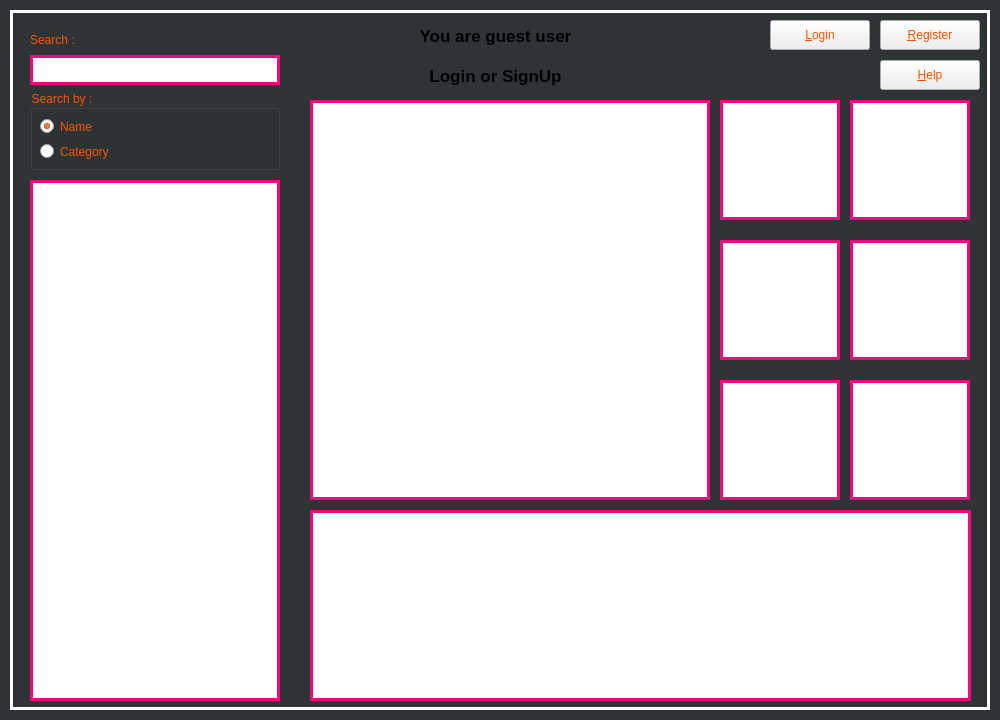
The window that DB_Shop/widget.ui (Pooryamn/QT_Shop) describes before a commit, drawn with Qt 5.
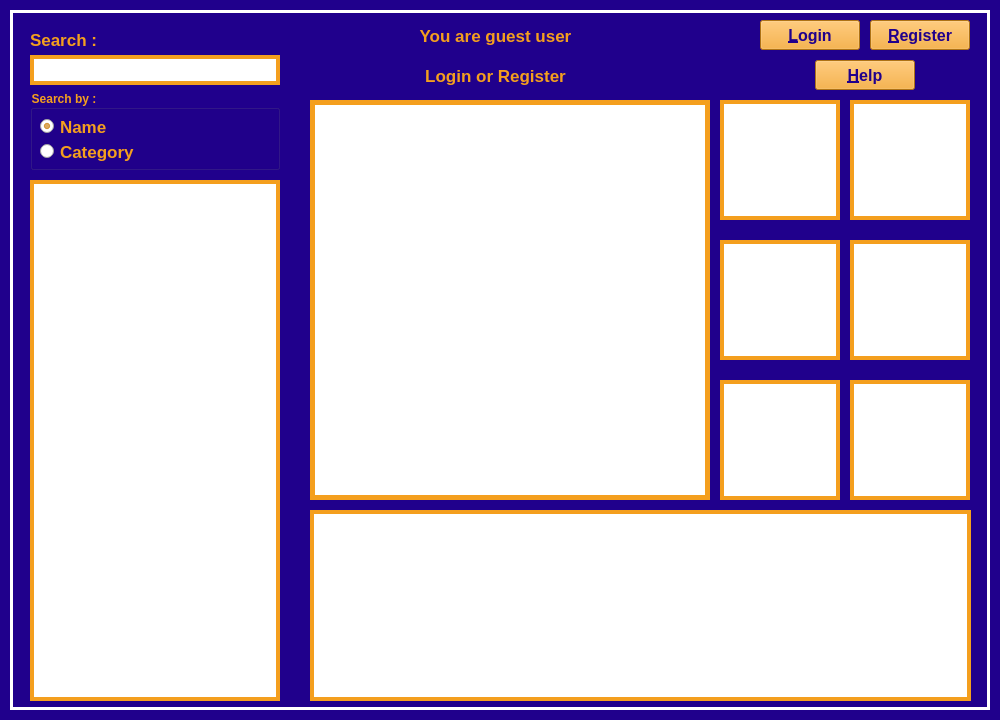
The same window after the commit. Icons and pictures are not drawn.

Commit message: Blue Yellow theme

Diff of the .ui file:
```diff
--- a/DB_Shop/widget.ui
+++ b/DB_Shop/widget.ui
@@ -38,12 +38,19 @@
     <rect>
      <x>30</x>
      <y>30</y>
-     <width>60</width>
+     <width>71</width>
      <height>20</height>
     </rect>
    </property>
+   <property name="font">
+    <font>
+     <pointsize>13</pointsize>
+     <weight>75</weight>
+     <bold>true</bold>
+    </font>
+   </property>
    <property name="styleSheet">
-    <string notr="true">color: rgb(255, 82, 0)</string>
+    <string notr="true">color:rgb(244,159,30);</string>
    </property>
    <property name="text">
     <string>Search :</string>
@@ -59,8 +66,8 @@
     </rect>
    </property>
    <property name="styleSheet">
-    <string notr="true">border: 3px solid rgb(246, 7, 126);
-</string>
+    <string notr="true">border: 4px solid rgb(244,159,30);
+color: rgb(47, 0, 255);</string>
    </property>
   </widget>
   <widget class="QGroupBox" name="GP_SearchMethod">
@@ -72,8 +79,14 @@
      <height>80</height>
     </rect>
    </property>
+   <property name="font">
+    <font>
+     <weight>75</weight>
+     <bold>true</bold>
+    </font>
+   </property>
    <property name="styleSheet">
-    <string notr="true">color: rgb(255, 82, 0);
+    <string notr="true">color: rgb(244,159,30);
 </string>
    </property>
    <property name="title">
@@ -88,6 +101,13 @@
       <height>23</height>
      </rect>
     </property>
+    <property name="font">
+     <font>
+      <pointsize>13</pointsize>
+      <weight>75</weight>
+      <bold>true</bold>
+     </font>
+    </property>
     <property name="text">
      <string>Name</string>
     </property>
@@ -104,6 +124,13 @@
       <height>23</height>
      </rect>
     </property>
+    <property name="font">
+     <font>
+      <pointsize>13</pointsize>
+      <weight>75</weight>
+      <bold>true</bold>
+     </font>
+    </property>
     <property name="text">
      <string>Category</string>
     </property>
@@ -119,7 +146,7 @@
     </rect>
    </property>
    <property name="styleSheet">
-    <string notr="true">border: 3px solid rgb(246, 7, 126);
+    <string notr="true">border: 4px solid rgb(244,159,30);
 </string>
    </property>
   </widget>
@@ -134,7 +161,7 @@
    </property>
    <property name="styleSheet">
     <string notr="true">background-color: rgb(255, 255, 255);
-border: 3px solid rgb(246, 7, 126);
+border: 5px solid rgb(244,159,30);
 
 </string>
    </property>
@@ -156,7 +183,8 @@
    </property>
    <property name="styleSheet">
     <string notr="true">background-color: rgb(255, 255, 255);
-border: 3px solid rgb(246, 7, 126);
+border: 4px solid rgb(244,159,30);
+
 
 </string>
    </property>
@@ -178,7 +206,8 @@
    </property>
    <property name="styleSheet">
     <string notr="true">background-color: rgb(255, 255, 255);
-border: 3px solid rgb(246, 7, 126);
+border: 4px solid rgb(244,159,30);
+
 </string>
    </property>
    <property name="text">
@@ -199,7 +228,7 @@
    </property>
    <property name="styleSheet">
     <string notr="true">background-color: rgb(255, 255, 255);
-border: 3px solid rgb(246, 7, 126);
+border: 4px solid rgb(244,159,30);
 </string>
    </property>
    <property name="text">
@@ -212,14 +241,23 @@
   <widget class="QPushButton" name="btn_register">
    <property name="geometry">
     <rect>
-     <x>880</x>
+     <x>870</x>
      <y>20</y>
      <width>100</width>
      <height>30</height>
     </rect>
    </property>
+   <property name="font">
+    <font>
+     <pointsize>12</pointsize>
+     <weight>75</weight>
+     <bold>true</bold>
+    </font>
+   </property>
    <property name="styleSheet">
-    <string notr="true">color: rgb(255, 82, 0);</string>
+    <string notr="true">color: rgb(32, 0, 140);
+background-color: rgb(244,159,30);
+</string>
    </property>
    <property name="text">
     <string>&amp;Register</string>
@@ -228,14 +266,23 @@
   <widget class="QPushButton" name="btn_login">
    <property name="geometry">
     <rect>
-     <x>770</x>
+     <x>760</x>
      <y>20</y>
      <width>100</width>
      <height>30</height>
     </rect>
    </property>
+   <property name="font">
+    <font>
+     <pointsize>12</pointsize>
+     <weight>75</weight>
+     <bold>true</bold>
+    </font>
+   </property>
    <property name="styleSheet">
-    <string notr="true">color: rgb(255, 82, 0);</string>
+    <string notr="true">color: rgb(32, 0, 140);
+background-color: rgb(244,159,30);
+</string>
    </property>
    <property name="text">
     <string>&amp;Login</string>
@@ -244,14 +291,23 @@
   <widget class="QPushButton" name="btn_help">
    <property name="geometry">
     <rect>
-     <x>880</x>
+     <x>815</x>
      <y>60</y>
      <width>100</width>
      <height>30</height>
     </rect>
    </property>
+   <property name="font">
+    <font>
+     <pointsize>12</pointsize>
+     <weight>75</weight>
+     <bold>true</bold>
+    </font>
+   </property>
    <property name="styleSheet">
-    <string notr="true">color: rgb(255, 82, 0);</string>
+    <string notr="true">color: rgb(32, 0, 140);
+background-color: rgb(244,159,30);
+</string>
    </property>
    <property name="text">
     <string>&amp;Help</string>
@@ -268,7 +324,7 @@
    </property>
    <property name="styleSheet">
     <string notr="true">background-color: rgb(255, 255, 255);
-border: 3px solid rgb(246, 7, 126);
+border: 4px solid rgb(244,159,30);
 </string>
    </property>
   </widget>
@@ -282,7 +338,7 @@
     </rect>
    </property>
    <property name="styleSheet">
-    <string notr="true">background-color: rgb(46, 52, 54);</string>
+    <string notr="true">background-color: rgb(32, 0, 140);</string>
    </property>
    <property name="text">
     <string/>
@@ -304,10 +360,13 @@
      <bold>true</bold>
     </font>
    </property>
+   <property name="styleSheet">
+    <string notr="true">color: rgb(244,159,30);</string>
+   </property>
    <property name="text">
     <string>You are guest user
 
-Login or SignUp</string>
+Login or Register</string>
    </property>
    <property name="alignment">
     <set>Qt::AlignCenter</set>
@@ -324,7 +383,8 @@
    </property>
    <property name="styleSheet">
     <string notr="true">background-color: rgb(255, 255, 255);
-border: 3px solid rgb(246, 7, 126);
+border: 4px solid rgb(244,159,30);
+
 </string>
    </property>
    <property name="text">
@@ -345,7 +405,7 @@
    </property>
    <property name="styleSheet">
     <string notr="true">background-color: rgb(255, 255, 255);
-border: 3px solid rgb(246, 7, 126);
+border: 4px solid rgb(244,159,30);
 </string>
    </property>
    <property name="text">
@@ -366,7 +426,7 @@
    </property>
    <property name="styleSheet">
     <string notr="true">background-color: rgb(255, 255, 255);
-border: 3px solid rgb(246, 7, 126);
+border: 4px solid rgb(244,159,30);
 
 </string>
    </property>
```
The commit also changes 1 other file.
